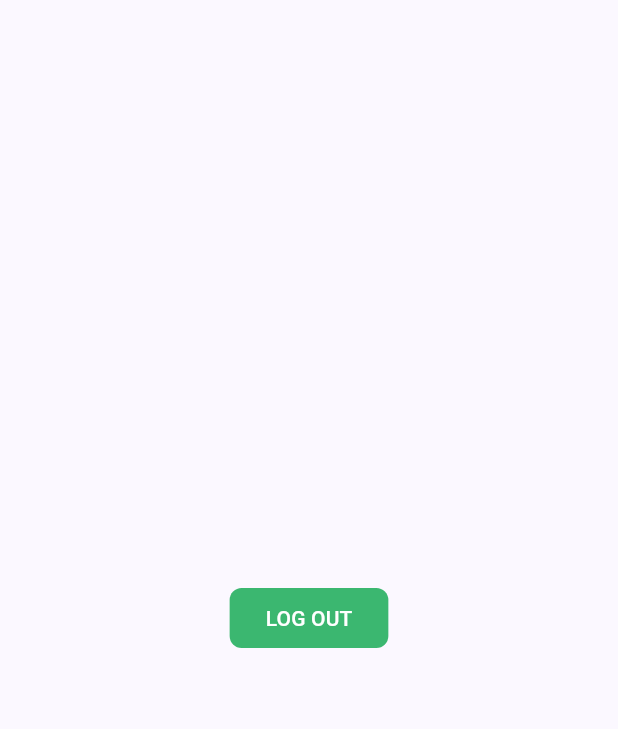
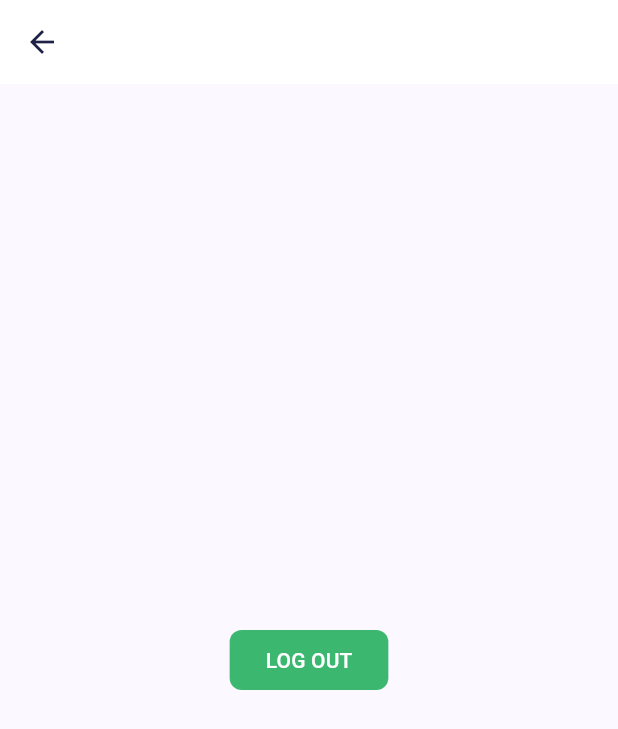
Before and after one commit to RomainWeb/sport-sync-pro-flutter, a Flutter app: the UserProfilePage screen opened by its route, on a phone screen of 412 x 824 dp. Shown: the top 729 px of the screen. Run offline on Flutter 3.47's test engine with Material 3 defaults, Android fonts, the phone set to English and light mode, and no system bars; our stand-ins replace auto_route, firebase_auth, firebase_core, font_awesome_flutter, google_nav_bar, google_sign_in; accounts and stored records are empty; generated files the repository leaves out were written again; network calls fail.

Commit message:
chore: rework top nav theme

```diff
--- a/lib/application/config/light-theme.dart
+++ b/lib/application/config/light-theme.dart
@@ -20,8 +20,18 @@ ThemeData lightTheme = ThemeData(
     ),
   ),
   appBarTheme: const AppBarTheme(
-    color: AppColors.primaryColorDarker,
-    iconTheme: IconThemeData(color: Colors.white),
+    color: Colors.white,
+    titleTextStyle: TextStyle(
+      color: AppColors.primaryColorDarker,
+      fontSize: 18,
+      fontWeight: FontWeight.w600,
+    ),
+    toolbarTextStyle: TextStyle(
+      color: AppColors.primaryColorDarker,
+      fontSize: 16,
+      fontWeight: FontWeight.w400,
+    ),
+    iconTheme: IconThemeData(color: AppColors.primaryColorDarker),
   ),
   elevatedButtonTheme: ElevatedButtonThemeData(
     style: ButtonStyle(
@@ -60,5 +70,8 @@ ThemeData lightTheme = ThemeData(
       fontWeight: FontWeight.w400,
     ),
   ),
-  colorScheme: ColorScheme.fromSeed(seedColor: AppColors.primaryColor),
+  colorScheme: ColorScheme.fromSeed(
+    background: Colors.white,
+    seedColor: AppColors.primaryColor
+  ),
 );
--- a/lib/features/common/presentation/widgets/top_nav_bar.dart
+++ b/lib/features/common/presentation/widgets/top_nav_bar.dart
@@ -6,10 +6,12 @@ import 'package:sport_sync_pro/features/user/presentation/pages/user_profile_pag
 
 class TopNavBar extends StatelessWidget implements PreferredSizeWidget {
   final String title;
+  final String subtitle;
 
   TopNavBar({
     super.key,
     this.title = '',
+    this.subtitle = '',
   });
 
 
@@ -20,6 +22,7 @@ class TopNavBar extends StatelessWidget implements PreferredSizeWidget {
   Widget build(BuildContext context) {
     return AppBar(
         title: Text(title),
+        centerTitle: false,
         elevation: 0,
         actions: [
           IconButton(
--- a/lib/features/home/presentation/pages/home_page.dart
+++ b/lib/features/home/presentation/pages/home_page.dart
@@ -1,4 +1,5 @@
 import 'package:auto_route/auto_route.dart';
+import 'package:firebase_auth/firebase_auth.dart';
 import 'package:flutter/material.dart';
 import 'package:sport_sync_pro/features/common/presentation/widgets/bottom_nav_bar.dart';
 import 'package:sport_sync_pro/features/common/presentation/widgets/top_nav_bar.dart';
@@ -29,8 +30,9 @@ class _HomePageState extends State<HomePage> {
 
   @override
   Widget build(BuildContext context) {
+     User? user = FirebaseAuth.instance.currentUser;
+
     return Scaffold(
-        appBar: TopNavBar(),
         body: Center(
           child: _pages.elementAt(_selectedIndex),
         ),
--- a/lib/features/user/presentation/pages/user_profile_page.dart
+++ b/lib/features/user/presentation/pages/user_profile_page.dart
@@ -2,8 +2,6 @@ import 'package:auto_route/auto_route.dart';
 import 'package:firebase_auth/firebase_auth.dart';
 import 'package:flutter/material.dart';
 import 'package:sport_sync_pro/application/router/router.dart';
-import 'package:sport_sync_pro/application/utils/colors/colors.dart';
-
 
 @RoutePage()
 class UserProfilePage extends StatelessWidget {
@@ -12,6 +10,7 @@ class UserProfilePage extends StatelessWidget {
   @override
   Widget build(BuildContext context) {
     return Scaffold(
+      appBar: AppBar(),
       body: Center(
         child: ElevatedButton(
           onPressed: () async {
```
